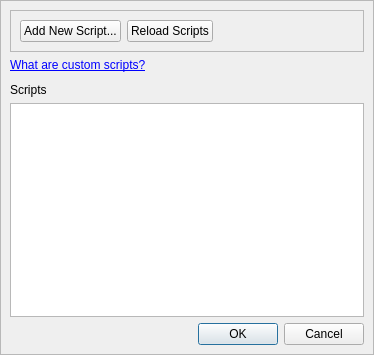
Old version of the form forms/customscriptseditor.ui in the repository huderlem/porymap.
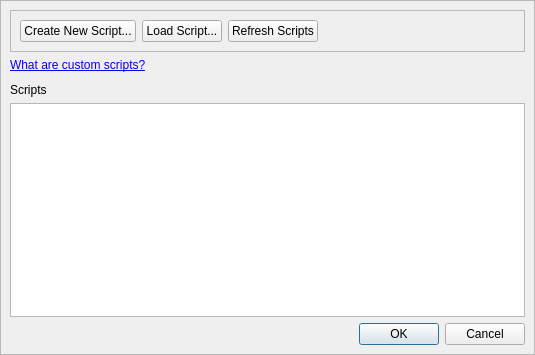
New version of the form. Icons and pictures are not drawn.

Commit message: Update custom scripts editor

Diff of the .ui file:
```diff
--- a/forms/customscriptseditor.ui
+++ b/forms/customscriptseditor.ui
@@ -6,7 +6,7 @@
    <rect>
     <x>0</x>
     <y>0</y>
-    <width>374</width>
+    <width>535</width>
     <height>355</height>
    </rect>
   </property>
@@ -51,7 +51,7 @@
           <item>
            <widget class="QPushButton" name="button_AddNewScript">
             <property name="text">
-             <string>Add New Script...</string>
+             <string>Create New Script...</string>
             </property>
             <property name="icon">
              <iconset resource="../resources/images.qrc">
@@ -62,7 +62,21 @@
           <item>
            <widget class="QPushButton" name="button_ReloadScripts">
             <property name="text">
-             <string>Reload Scripts</string>
+             <string>Load Script...</string>
+            </property>
+            <property name="icon">
+             <iconset resource="../resources/images.qrc">
+              <normaloff>:/icons/file_put.ico</normaloff>:/icons/file_put.ico</iconset>
+            </property>
+           </widget>
+          </item>
+          <item>
+           <widget class="QPushButton" name="button_RefreshScripts">
+            <property name="toolTip">
+             <string>Refresh all loaded scripts to account for any recent edits</string>
+            </property>
+            <property name="text">
+             <string>Refresh Scripts</string>
             </property>
             <property name="icon">
              <iconset resource="../resources/images.qrc">
```
Left out of the diff: 14 changed lines with no effect on the pictures. The commit also changes 10 other files.
